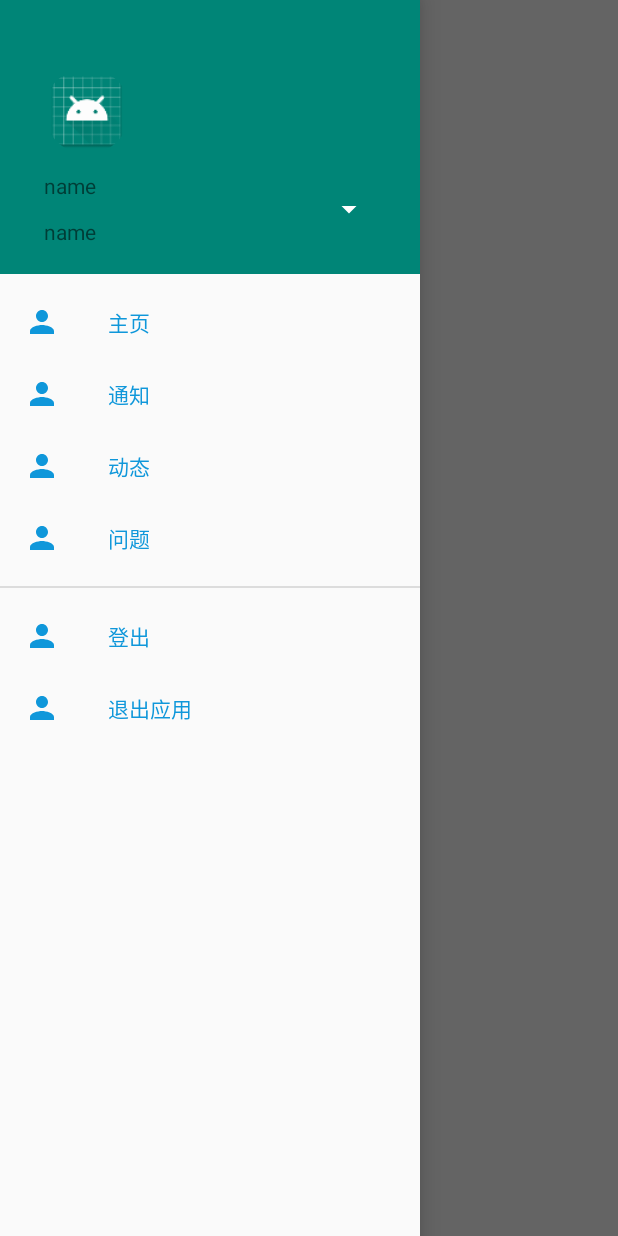
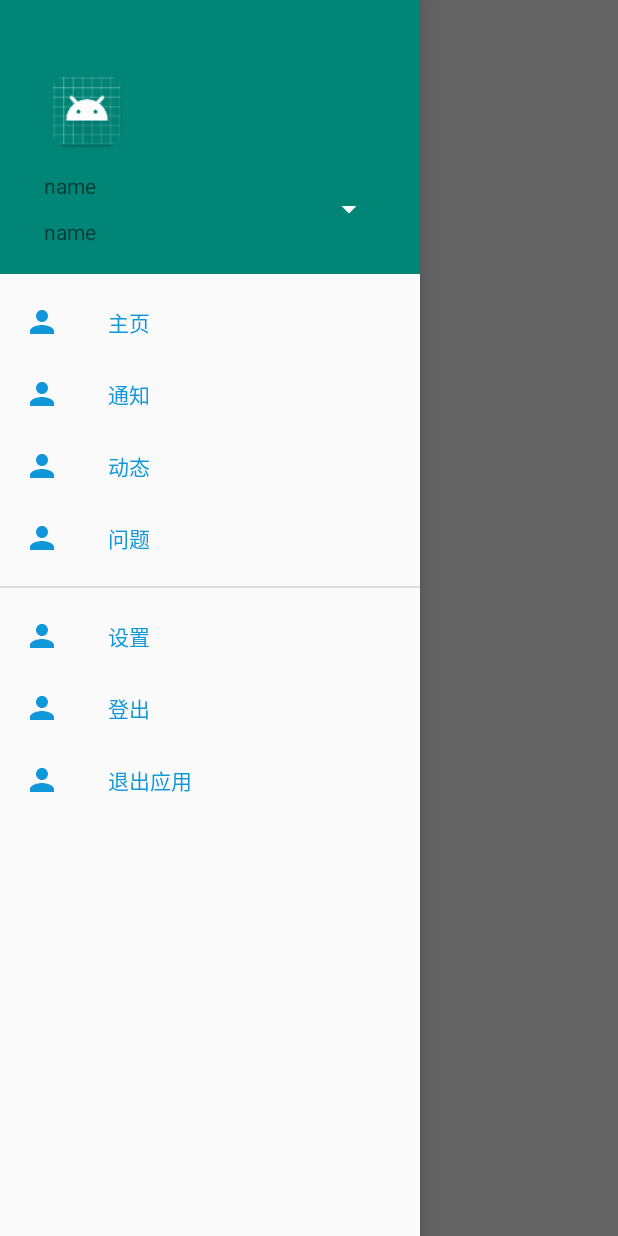
Before and after one commit to harveyhaha/MVVM-Yggd, an Android app: the MainActivity screen opened directly, with no data from a screen before it, with the side drawer open, on a phone screen of 412 x 824 dp. Run offline under Robolectric (Android 15) with nearby library versions, the phone set to English and light mode, and no system bars; our stand-ins replace CircleImageView, Dagger/Hilt's generated code, Timber, data binding; network calls fail; pictures from the network do not load.

```diff
--- a/app/src/main/java/com/wtf/sample/ui/adapter/NewsAdapter.kt
+++ b/app/src/main/java/com/wtf/sample/ui/adapter/NewsAdapter.kt
@@ -37,7 +37,7 @@ class NewsAdapter : BaseQuickAdapter<Event, BaseViewHolder>(R.layout.fragment_ne
     private fun getContentString(item: Event?): String {
         when (item?.type) {
             EventType.ForkEvent -> {
-                return context.getString(R.string.fork_from, item.payload.forkee.full_name, item.repo.name)
+                return context.getString(R.string.fork_from, item.repo.name, item.payload.forkee.full_name)
             }
         }
         return item?.type ?: ""
--- a/app/src/main/res/menu/activity_main_drawer.xml
+++ b/app/src/main/res/menu/activity_main_drawer.xml
@@ -24,7 +24,12 @@
             android:icon="@drawable/ic_person_teal_300_24dp"
             android:title="问题" />
     </group>
-    <group android:id="@+id/setting">
+    <group android:id="@+id/setting_group">
+        <item
+            android:id="@+id/setting"
+            android:checkable="false"
+            android:icon="@drawable/ic_person_teal_300_24dp"
+            android:title="设置" />
         <item
             android:id="@+id/setting_logout"
             android:checkable="false"
```
Also changed, not shown: app/src/main/res/values/strings.xml (+4 -3 lines), 1 other file.
